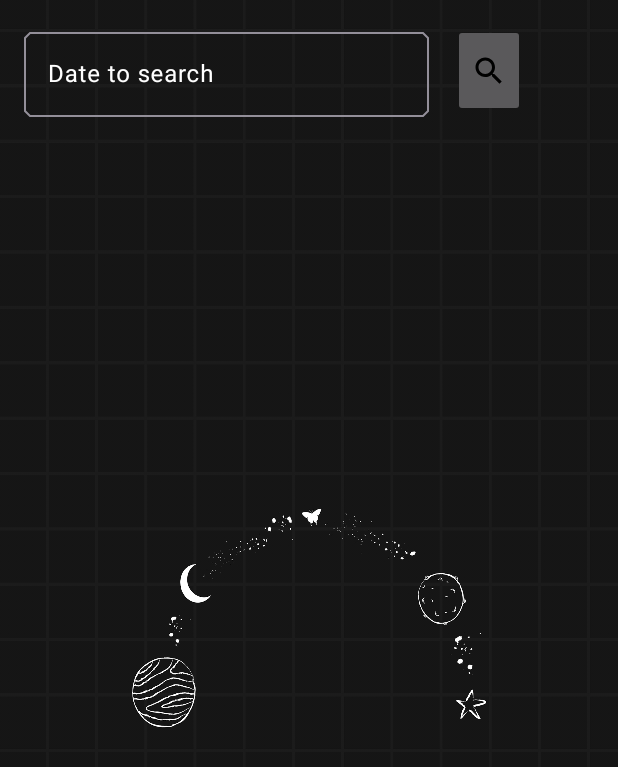
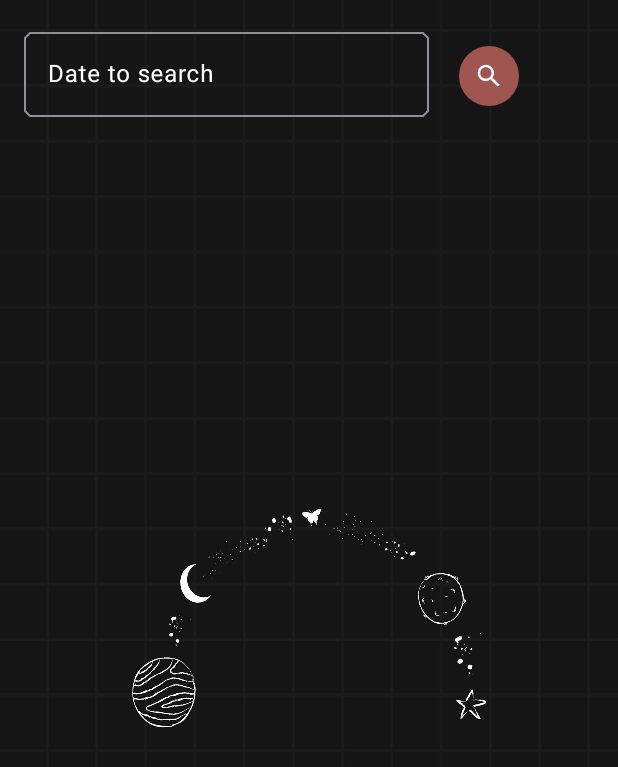
Before and after one commit to agustin-ollin/SpaceOllin_API-NASA, an Android app: the screen it shows after launch (MainActivity), on a phone screen of 412 x 824 dp. Shown: the top 767 px of the screen. Run offline under Robolectric (Android 15) with nearby library versions, the phone set to English and light mode, and no system bars; our stand-ins replace Picasso; pictures from the network do not load.

Commit message:
Estilo en button para utilizar como Icon Button

```diff
--- a/app/src/main/res/layout/activity_main.xml
+++ b/app/src/main/res/layout/activity_main.xml
@@ -35,13 +35,15 @@
                 android:focusable="false" />
         </com.google.android.material.textfield.TextInputLayout>
 
-        <ImageButton
+        <Button
             android:id="@+id/btnLoad"
+            style="?attr/materialIconButtonFilledStyle"
             android:layout_width="wrap_content"
-            android:layout_height="match_parent"
+            android:layout_height="wrap_content"
             android:layout_marginTop="16dp"
             android:layout_marginBottom="16dp"
-            android:src="@drawable/ic_baseline_search_24" />
+            app:icon="@drawable/ic_baseline_search_24"
+            />
 
     </LinearLayout>
 
```
